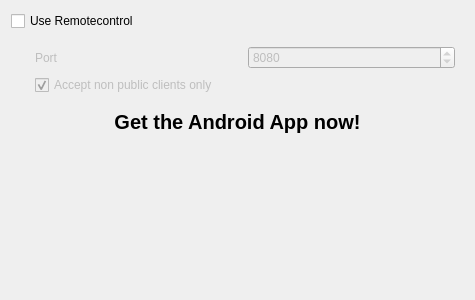
clementine-player/Clementine, file src/ui/networkremotesettingspage.ui: the form before one commit.
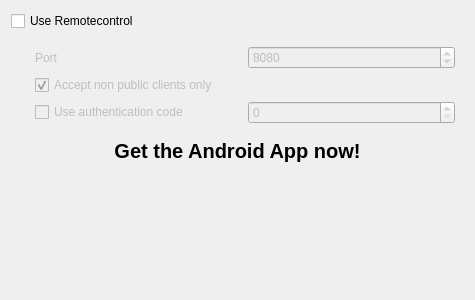
The form after the commit.

Commit message: - Fixed a bug where clementine crashed when restarting the server (e.g. changed setting). Cause by wrong connect statement. - Added set track position feature in proto - Added authentication method - Clementine sends now a disconnect message when closed

What changed in the file:
```diff
--- a/src/ui/networkremotesettingspage.ui
+++ b/src/ui/networkremotesettingspage.ui
@@ -83,6 +83,33 @@
         </item>
        </layout>
       </item>
+      <item>
+       <layout class="QHBoxLayout" name="horizontalLayout_2">
+        <item>
+         <widget class="QCheckBox" name="use_auth_code">
+          <property name="toolTip">
+           <string>A client can connect only, if the correct code was entered.</string>
+          </property>
+          <property name="text">
+           <string>Use authentication code</string>
+          </property>
+         </widget>
+        </item>
+        <item>
+         <widget class="QSpinBox" name="auth_code">
+          <property name="enabled">
+           <bool>false</bool>
+          </property>
+          <property name="suffix">
+           <string/>
+          </property>
+          <property name="maximum">
+           <number>99999</number>
+          </property>
+         </widget>
+        </item>
+       </layout>
+      </item>
      </layout>
     </widget>
    </item>
```
Left out of the diff: 16 changed lines with no effect on the pictures. The commit also changes 9 other files.
